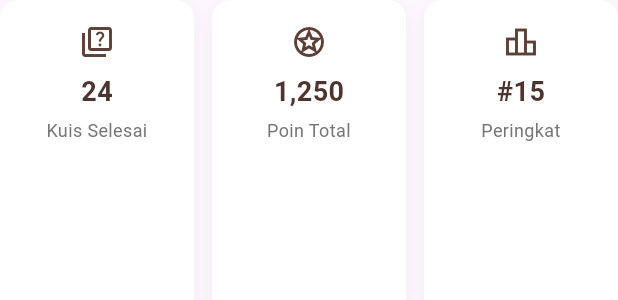
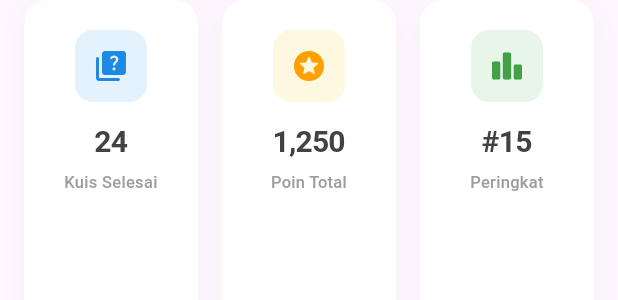
Before and after one commit to Wira07/CeritaRakyatApp, a Flutter app: the StatisticsCards widget shown alone on an empty page, opened directly, on a phone screen of 412 x 824 dp. Shown: the top 300 px of the screen. Run offline on Flutter 3.47's test engine with Material 3 defaults, Android fonts, the phone set to English and light mode, and no system bars; our stand-ins replace audioplayers, shared_preferences; accounts and stored records are empty.

Commit message:
Implement Favorite feature: add FavoriteService and FavoriteUtils for managing favorite stories, enhance ProfileHeader and StatisticsCards UI, and update Story model with content getter.

```diff
--- a/lib/models/story_model.dart
+++ b/lib/models/story_model.dart
@@ -66,4 +66,6 @@ class Story {
       createdAt: DateTime.parse(json['createdAt']),
     );
   }
+
+  get content => null;
 }
--- a/lib/screens/profile/widgets/statistics_cards.dart
+++ b/lib/screens/profile/widgets/statistics_cards.dart
@@ -3,57 +3,105 @@ import 'package:flutter/material.dart';
 class StatisticsCards extends StatelessWidget {
   @override
   Widget build(BuildContext context) {
-    return Row(
+    return Padding(
+      padding: EdgeInsets.symmetric(horizontal: 16),
+      child: Row(
         children: [
           Expanded(
-          child: _buildStatCard('Kuis Selesai', '24', Icons.quiz_outlined),
+            child: _buildStatCard(
+              'Kuis Selesai',
+              '24',
+              Icons.quiz_rounded,
+              Colors.blue[50]!,
+              Colors.blue[600]!,
             ),
-        SizedBox(width: 12),
+          ),
+          SizedBox(width: 16),
           Expanded(
-          child: _buildStatCard('Poin Total', '1,250', Icons.stars_outlined),
+            child: _buildStatCard(
+              'Poin Total',
+              '1,250',
+              Icons.stars_rounded,
+              Colors.amber[50]!,
+              Colors.amber[700]!,
             ),
-        SizedBox(width: 12),
+          ),
+          SizedBox(width: 16),
           Expanded(
-          child: _buildStatCard('Peringkat', '#15', Icons.leaderboard_outlined),
+            child: _buildStatCard(
+              'Peringkat',
+              '#15',
+              Icons.leaderboard_rounded,
+              Colors.green[50]!,
+              Colors.green[600]!,
+            ),
           ),
         ],
+      ),
     );
   }
 
-  Widget _buildStatCard(String title, String value, IconData icon) {
+  Widget _buildStatCard(
+    String title,
+    String value,
+    IconData icon,
+    Color bgColor,
+    Color accentColor,
+  ) {
     return Container(
-      padding: EdgeInsets.all(16),
+      padding: EdgeInsets.all(20),
       decoration: BoxDecoration(
         color: Colors.white,
-        borderRadius: BorderRadius.circular(12),
+        borderRadius: BorderRadius.circular(16),
         boxShadow: [
           BoxShadow(
-            color: Colors.black.withOpacity(0.05),
-            blurRadius: 10,
-            offset: Offset(0, 2),
+            color: Colors.black.withOpacity(0.03),
+            blurRadius: 15,
+            offset: Offset(0, 3),
+            spreadRadius: 0,
           ),
         ],
       ),
       child: Column(
         children: [
-          Icon(icon, color: Colors.brown[700], size: 24),
-          SizedBox(height: 8),
+          // Icon with colored background
+          Container(
+            width: 48,
+            height: 48,
+            decoration: BoxDecoration(
+              color: bgColor,
+              borderRadius: BorderRadius.circular(12),
+            ),
+            child: Icon(icon, color: accentColor, size: 24),
+          ),
+
+          SizedBox(height: 12),
+
+          // Value with better typography
           Text(
             value,
             style: TextStyle(
-              fontSize: 18,
-              fontWeight: FontWeight.bold,
-              color: Colors.brown[800],
+              fontSize: 20,
+              fontWeight: FontWeight.w700,
+              color: Colors.grey[800],
+              letterSpacing: -0.5,
             ),
           ),
+
           SizedBox(height: 4),
+
+          // Title with refined styling
           Text(
             title,
             style: TextStyle(
-              fontSize: 12,
-              color: Colors.grey[600],
+              fontSize: 11,
+              color: Colors.grey[500],
+              fontWeight: FontWeight.w500,
+              letterSpacing: 0.2,
             ),
             textAlign: TextAlign.center,
+            maxLines: 1,
+            overflow: TextOverflow.ellipsis,
           ),
         ],
       ),
```
Also changed, not shown: lib/screens/favorite/models/favorite_state.dart (+92 -0 lines), lib/screens/favorite/services/favorite_service.dart (added, +115 -0 lines), lib/screens/favorite/utils/favorite_utils.dart (added, +164 -0 lines), lib/screens/profile/widgets/profile_header.dart (+66 -31 lines). Lines whose indentation alone changed are shown as unchanged.
